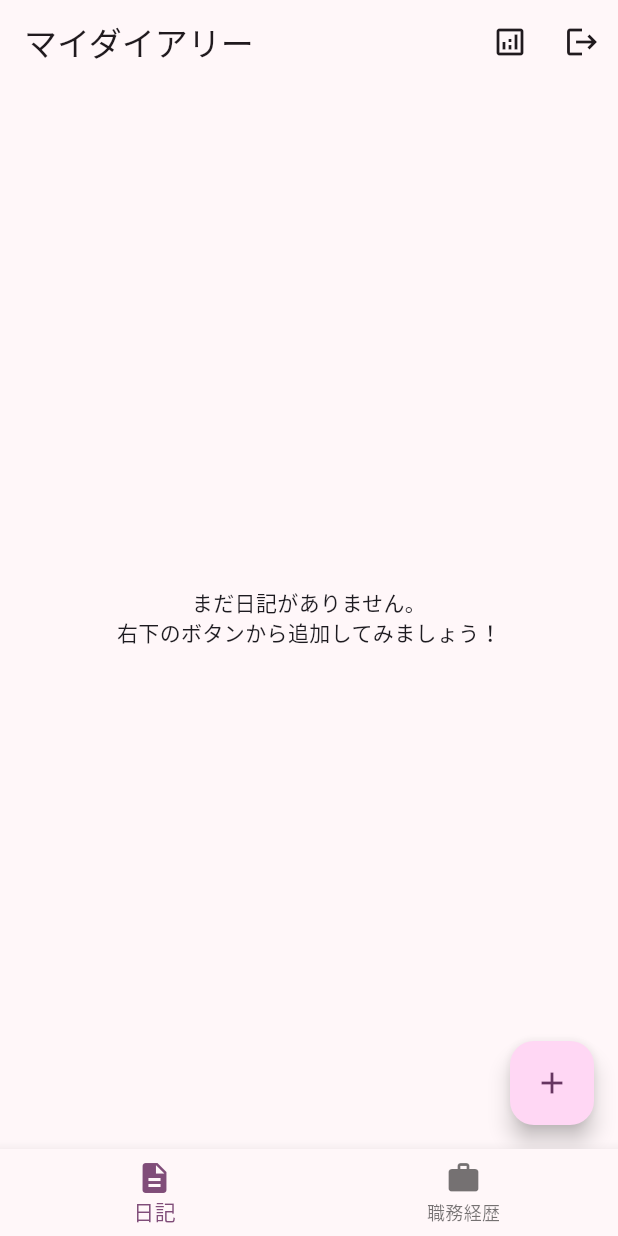
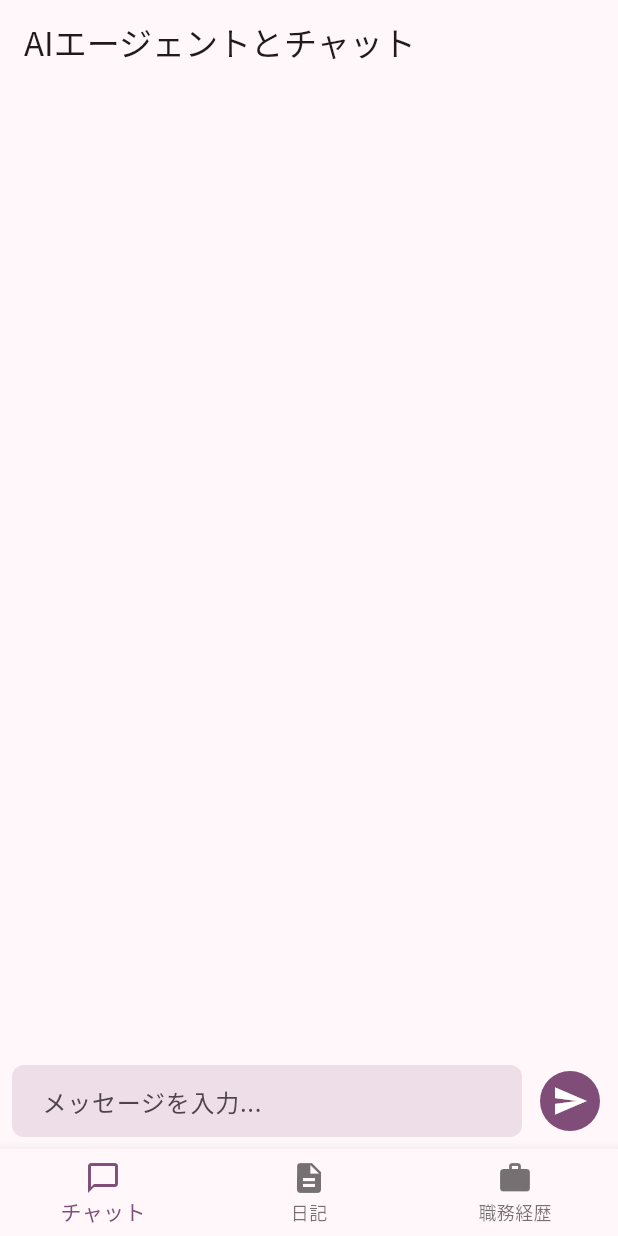
Before and after one commit to yaeok/career-agent-dev, a Flutter app: the screen it shows once a user with an empty profile is signed in, on a phone screen of 412 x 824 dp. Run offline on Flutter 3.47's test engine with Material 3 defaults, Android fonts, the phone set to English and light mode, and no system bars; our stand-ins replace cloud_firestore, firebase_auth, firebase_core, flutter_dotenv, flutter_markdown, flutter_riverpod and 3 more; accounts and stored records are empty.

Commit message:
チャット機能の追加

```diff
--- /dev/null
+++ b/lib/domain/model/chat_message.dart
@@ -0,0 +1,25 @@
+import 'package:cloud_firestore/cloud_firestore.dart';
+import 'package:freezed_annotation/freezed_annotation.dart';
+import 'package:your_career_app/domain/model/diary_entry.dart'; // TimestampConverterを再利用
+
+part 'chat_message.freezed.dart';
+part 'chat_message.g.dart';
+
+/// メッセージの送信者を定義
+enum SenderRole {
+  user, // ユーザー
+  agent, // AIエージェント
+}
+
+@freezed
+abstract class ChatMessage with _$ChatMessage {
+  const factory ChatMessage({
+    String? id,
+    required String text,
+    required SenderRole sender,
+    @TimestampConverter() required DateTime createdAt,
+  }) = _ChatMessage;
+
+  factory ChatMessage.fromJson(Map<String, dynamic> json) =>
+      _$ChatMessageFromJson(json);
+}
--- a/lib/domain/repository/analysis_repository.dart
+++ b/lib/domain/repository/analysis_repository.dart
@@ -1,6 +1,10 @@
+import 'package:your_career_app/domain/model/chat_message.dart';
 import 'package:your_career_app/domain/model/diary_entry.dart';
 
 abstract class AnalysisRepository {
   /// 日記のリストを受け取り、自己分析の結果を文字列として返す
-  Future<String> analyzeDiaries(List<DiaryEntry> diaries);
+  Future<String> analyzeDiariesAndChat(
+    List<DiaryEntry> diaries,
+    List<ChatMessage> messages,
+  );
 }
--- a/lib/infrastructure/repository/gemini_analysis_repository.dart
+++ b/lib/infrastructure/repository/gemini_analysis_repository.dart
@@ -1,5 +1,6 @@
 import 'dart:convert';
 import 'package:http/http.dart' as http;
+import 'package:your_career_app/domain/model/chat_message.dart';
 import 'package:your_career_app/domain/model/diary_entry.dart';
 import 'package:your_career_app/domain/repository/analysis_repository.dart';
 
@@ -12,12 +13,17 @@ class GeminiAnalysisRepository implements AnalysisRepository {
       'https://generativelanguage.googleapis.com/v1beta/models/$_model:generateContent';
 
   @override
-  Future<String> analyzeDiaries(List<DiaryEntry> diaries) async {
-    if (diaries.isEmpty) {
-      return '分析する日記がありません。';
+  Future<String> analyzeDiariesAndChat(
+    // メソッド名を変更
+    List<DiaryEntry> diaries,
+    List<ChatMessage> messages,
+  ) async {
+    if (diaries.isEmpty && messages.isEmpty) {
+      // 条件変更
+      return '分析する日記やチャットがありません。';
     }
 
-    final prompt = _createPrompt(diaries);
+    final prompt = _createAnalysisPrompt(diaries, messages); // 引数追加
 
     final response = await http.post(
       Uri.parse('$_apiEndpoint?key=$_apiKey'),
@@ -35,10 +41,8 @@ class GeminiAnalysisRepository implements AnalysisRepository {
 
     if (response.statusCode == 200) {
       final body = jsonDecode(response.body);
-      // Geminiからのレスポンス構造に合わせてテキストを抽出
       return body['candidates'][0]['content']['parts'][0]['text'];
     } else {
-      // エラーレスポンスの内容をログに出力するとデバッグに役立ちます
       print('Gemini API Error: ${response.body}');
       throw Exception(
         'Failed to get analysis from Gemini API. Status code: ${response.statusCode}',
@@ -46,8 +50,12 @@ class GeminiAnalysisRepository implements AnalysisRepository {
     }
   }
 
-  /// 日記のリストからGeminiに送るプロンプトを生成する
-  String _createPrompt(List<DiaryEntry> diaries) {
+  /// 日記とチャットのリストからGeminiに送るプロンプトを生成する
+  String _createAnalysisPrompt(
+    // メソッド名を変更
+    List<DiaryEntry> diaries,
+    List<ChatMessage> messages,
+  ) {
     final goodDiaries = diaries
         .where((d) => d.category == DiaryCategory.good)
         .map((d) => '- ${d.content}')
@@ -55,6 +63,13 @@ class GeminiAnalysisRepository implements AnalysisRepository {
     final badDiaries = diaries
         .where((d) => d.category == DiaryCategory.bad)
         .map((d) => '- ${d.content}')
+        .join('\n');
+    // チャット履歴をフォーマット
+    final chatHistory = messages
+        .reversed // 古い順に並び替え
+        .map(
+          (m) => '${m.sender == SenderRole.user ? 'あなた' : 'エージェント'}: ${m.text}',
+        )
         .join('\n');
 
     return '''
@@ -72,14 +87,17 @@ $goodDiaries
 ## 仕事で嫌だったこと
 $badDiaries
 
+# ユーザーとのチャット履歴
+$chatHistory
+
 # あなたへの依頼
-上記の日記の内容を総合的に分析し、以下のフォーマットで回答を生成してください。
+上記の日記とチャット履歴の内容を総合的に分析し、以下のフォーマットで回答を生成してください。
 
 ## 1. あなたの強み
-（仕事の成果や楽しいと感じたことから推測される、ユーザーの強みを箇条書きで3つ挙げてください）
+（仕事の成果や楽しいと感じたこと、チャットでの発言から推測される、ユーザーの強みを箇条書きで3つ挙げてください）
 
 ## 2. あなたの弱み・課題
-（仕事で嫌だったことから推測される、ユーザーの弱みや今後の課題を箇条書きで2つ挙げてください）
+（仕事で嫌だったこと、チャットでの発言から推測される、ユーザーの弱みや今後の課題を箇条書きで2つ挙げてください）
 
 ## 3. 強みを活かす自己PRのヒント
 （「1. あなたの強み」で挙げた内容を、具体的なエピソードを交えながらアピールするための例文やアドバイスを提供してください）
--- /dev/null
+++ b/lib/presentation/page/chat_page.dart
@@ -0,0 +1,144 @@
+import 'package:flutter/material.dart';
+import 'package:flutter_riverpod/flutter_riverpod.dart';
+import 'package:your_career_app/domain/model/chat_message.dart';
+import 'package:your_career_app/presentation/provider/chat_provider.dart';
+
+class ChatPage extends ConsumerStatefulWidget {
+  const ChatPage({super.key});
+
+  @override
+  ConsumerState<ChatPage> createState() => _ChatPageState();
+}
+
+class _ChatPageState extends ConsumerState<ChatPage> {
+  final _controller = TextEditingController();
+  final _scrollController = ScrollController();
+  bool _isLoading = false;
+
+  @override
+  void dispose() {
+    _controller.dispose();
+    _scrollController.dispose();
+    super.dispose();
+  }
+
+  Future<void> _sendMessage() async {
+    if (_controller.text.isEmpty) return;
+    setState(() => _isLoading = true);
+    final text = _controller.text;
+    _controller.clear();
+
+    try {
+      await ref.read(chatUsecaseProvider).sendMessage(text);
+      _scrollController.animateTo(
+        0,
+        duration: const Duration(milliseconds: 300),
+        curve: Curves.easeOut,
+      );
+    } catch (e) {
+      if (mounted) {
+        ScaffoldMessenger.of(
+          context,
+        ).showSnackBar(SnackBar(content: Text('送信に失敗しました: $e')));
+      }
+    } finally {
+      if (mounted) setState(() => _isLoading = false);
+    }
+  }
+
+  @override
+  Widget build(BuildContext context) {
+    final messagesState = ref.watch(chatMessagesProvider);
+    final theme = Theme.of(context);
+
+    return Scaffold(
+      appBar: AppBar(title: const Text('AIエージェントとチャット')),
+      body: Column(
+        children: [
+          Expanded(
+            child: messagesState.when(
+              data:
+                  (messages) => ListView.builder(
+                    controller: _scrollController,
+                    reverse: true,
+                    padding: const EdgeInsets.all(8.0),
+                    itemCount: messages.length,
+                    itemBuilder: (context, index) {
+                      final message = messages[index];
+                      final isUser = message.sender == SenderRole.user;
+                      return _buildMessageBubble(context, message, isUser);
+                    },
+                  ),
+              loading: () => const Center(child: CircularProgressIndicator()),
+              error: (err, stack) => Center(child: Text('エラー: $err')),
+            ),
+          ),
+          _buildTextInput(context),
+        ],
+      ),
+    );
+  }
+
+  Widget _buildMessageBubble(
+    BuildContext context,
+    ChatMessage message,
+    bool isUser,
+  ) {
+    final theme = Theme.of(context);
+    return Align(
+      alignment: isUser ? Alignment.centerRight : Alignment.centerLeft,
+      child: Container(
+        margin: const EdgeInsets.symmetric(vertical: 4, horizontal: 8),
+        padding: const EdgeInsets.symmetric(vertical: 10, horizontal: 14),
+        decoration: BoxDecoration(
+          color:
+              isUser
+                  ? theme.colorScheme.primary
+                  : theme.colorScheme.surfaceVariant,
+          borderRadius: BorderRadius.circular(16),
+        ),
+        child: Text(
+          message.text,
+          style: TextStyle(
+            color:
+                isUser
+                    ? theme.colorScheme.onPrimary
+                    : theme.colorScheme.onSurfaceVariant,
+          ),
+        ),
+      ),
+    );
+  }
+
+  Widget _buildTextInput(BuildContext context) {
+    final theme = Theme.of(context);
+    return Padding(
+      padding: const EdgeInsets.all(8.0),
+      child: Row(
+        children: [
+          Expanded(
+            child: TextField(
+              controller: _controller,
+              decoration: InputDecoration(
+                hintText: 'メッセージを入力...',
+                fillColor: theme.colorScheme.surfaceVariant,
+              ),
+              onSubmitted: (_) => _sendMessage(),
+            ),
+          ),
+          const SizedBox(width: 8),
+          _isLoading
+              ? const CircularProgressIndicator()
+              : IconButton(
+                icon: const Icon(Icons.send),
+                onPressed: _sendMessage,
+                style: IconButton.styleFrom(
+                  backgroundColor: theme.colorScheme.primary,
+                  foregroundColor: theme.colorScheme.onPrimary,
+                ),
+              ),
+        ],
+      ),
+    );
+  }
+}
--- a/lib/presentation/page/main_shell_page.dart
+++ b/lib/presentation/page/main_shell_page.dart
@@ -18,6 +18,11 @@ class MainShellPage extends StatelessWidget {
           );
         },
         items: const [
+          // 表示順を「チャット」「日記」「職務経歴」に変更
+          BottomNavigationBarItem(
+            icon: Icon(Icons.chat_bubble_outline),
+            label: 'チャット',
+          ),
           BottomNavigationBarItem(icon: Icon(Icons.description), label: '日記'),
           BottomNavigationBarItem(icon: Icon(Icons.work), label: '職務経歴'),
         ],
--- a/lib/presentation/provider/analysis_provider.dart
+++ b/lib/presentation/provider/analysis_provider.dart
@@ -1,5 +1,6 @@
 import 'package:flutter_riverpod/flutter_riverpod.dart';
 import 'package:your_career_app/application/usecase/analysis_usecase.dart';
+import 'package:your_career_app/presentation/provider/chat_provider.dart';
 import 'repository_provider.dart';
 
 /// AnalysisUsecaseを提供するProvider
@@ -8,11 +9,13 @@ final analysisUsecaseProvider = Provider<AnalysisUsecase>((ref) {
   final diaryRepository = ref.watch(diaryRepositoryProvider);
   final analysisRepository = ref.watch(analysisRepositoryProvider);
   final analysisResultRepository = ref.watch(analysisResultRepositoryProvider);
+  final chatRepository = ref.watch(chatRepositoryProvider);
   return AnalysisUsecase(
     authRepository,
     diaryRepository,
     analysisRepository,
     analysisResultRepository,
+    chatRepository,
   );
 });
 
--- /dev/null
+++ b/lib/presentation/provider/chat_provider.dart
@@ -0,0 +1,29 @@
+import 'package:flutter_dotenv/flutter_dotenv.dart';
+import 'package:flutter_riverpod/flutter_riverpod.dart';
+import 'package:your_career_app/application/usecase/chat_usecase.dart';
+import 'package:your_career_app/domain/model/chat_message.dart';
+import 'package:your_career_app/domain/repository/chat_repository.dart';
+import 'package:your_career_app/infrastructure/repository/firestore_chat_repository.dart';
+import 'package:your_career_app/presentation/provider/auth_provider.dart';
+import 'package:your_career_app/presentation/provider/repository_provider.dart';
+
+final chatRepositoryProvider = Provider<ChatRepository>((ref) {
+  final firestore = ref.watch(firestoreProvider);
+  final apiKey = dotenv.env['GEMINI_API_KEY'];
+  if (apiKey == null) throw Exception('GEMINI_API_KEY not found');
+  return FirestoreChatRepository(firestore, apiKey);
+});
+
+final chatUsecaseProvider = Provider<ChatUsecase>((ref) {
+  final authRepo = ref.watch(authRepositoryProvider);
+  final chatRepo = ref.watch(chatRepositoryProvider);
+  return ChatUsecase(authRepo, chatRepo);
+});
+
+final chatMessagesProvider = StreamProvider.autoDispose<List<ChatMessage>>((
+  ref,
+) {
+  // authStateを監視して、ログアウト時などに自動で再生成されるようにする
+  ref.watch(authStateProvider);
+  return ref.watch(chatUsecaseProvider).watchChatMessages();
+});
--- a/lib/presentation/provider/router_provider.dart
+++ b/lib/presentation/provider/router_provider.dart
@@ -5,6 +5,7 @@ import 'package:flutter_riverpod/flutter_riverpod.dart';
 import 'package:your_career_app/domain/model/diary_entry.dart';
 import 'package:your_career_app/domain/model/project_experience.dart';
 import 'package:your_career_app/presentation/page/analysis_page.dart';
+import 'package:your_career_app/presentation/page/chat_page.dart'; // importされていることを確認
 import 'package:your_career_app/presentation/page/home_page.dart';
 import 'package:your_career_app/presentation/page/login_page.dart';
 import 'package:your_career_app/presentation/page/main_shell_page.dart';
@@ -22,7 +23,7 @@ final routerProvider = Provider<GoRouter>((ref) {
 
   return GoRouter(
     navigatorKey: _rootNavigatorKey,
-    initialLocation: '/',
+    initialLocation: '/chat', // 初期表示をチャット画面に変更
     routes: [
       // タブを持つメインの画面
       StatefulShellRoute.indexedStack(
@@ -30,13 +31,22 @@ final routerProvider = Provider<GoRouter>((ref) {
           return MainShellPage(navigationShell: navigationShell);
         },
         branches: [
-          // 1つ目のタブ: 日記
+          // 1つ目のタブ: チャット (順番を一番上に変更)
+          StatefulShellBranch(
+            routes: [
+              GoRoute(
+                path: '/chat',
+                builder: (context, state) => const ChatPage(),
+              ),
+            ],
+          ),
+          // 2つ目のタブ: 日記
           StatefulShellBranch(
             routes: [
               GoRoute(path: '/', builder: (context, state) => const HomePage()),
             ],
           ),
-          // 2つ目のタブ: 職務経歴
+          // 3つ目のタブ: 職務経歴
           StatefulShellBranch(
             routes: [
               GoRoute(
@@ -47,35 +57,30 @@ final routerProvider = Provider<GoRouter>((ref) {
           ),
         ],
       ),
-      // ログイン画面
+      // ... 以降の画面定義は変更なし
       GoRoute(path: '/login', builder: (context, state) => const LoginPage()),
-      // 新規登録画面
       GoRoute(path: '/signup', builder: (context, state) => const SignUpPage()),
-      // 日記作成・編集画面
       GoRoute(
         path: '/upsert-diary',
-        parentNavigatorKey: _rootNavigatorKey, // タブバーの上に表示
+        parentNavigatorKey: _rootNavigatorKey,
         builder: (context, state) {
           final diary = state.extra as DiaryEntry?;
           return UpsertDiaryPage(diary: diary);
         },
       ),
-      // 職務経歴作成・編集画面
       GoRoute(
         path: '/upsert-project',
-        parentNavigatorKey: _rootNavigatorKey, // タブバーの上に表示
+        parentNavigatorKey: _rootNavigatorKey,
         builder: (context, state) {
           final experience = state.extra as ProjectExperience?;
           return UpsertProjectPage(experience: experience);
         },
       ),
-      // 自己分析画面
       GoRoute(
         path: '/analysis',
-        parentNavigatorKey: _rootNavigatorKey, // タブバーの上に表示
+        parentNavigatorKey: _rootNavigatorKey,
         builder: (context, state) => const AnalysisPage(),
       ),
-      // 職務経歴プレビュー画面
       GoRoute(
         path: '/resume-preview',
         parentNavigatorKey: _rootNavigatorKey,
@@ -88,8 +93,13 @@ final routerProvider = Provider<GoRouter>((ref) {
           state.uri.toString() == '/login' || state.uri.toString() == '/signup';
 
       if (authState.isLoading || authState.hasError) return null;
+
+      // ログインしていない、かつログインページ/新規登録ページ以外にアクセスしようとした場合
       if (!loggedIn && !loggingIn) return '/login';
-      if (loggedIn && loggingIn) return '/';
+
+      // ログイン済み、かつログインページ/新規登録ページにアクセスしようとした場合
+      // 初期画面であるチャット画面にリダイレクトする
+      if (loggedIn && loggingIn) return '/chat';
 
       return null;
     },
```
Also changed, not shown: lib/application/usecase/analysis_usecase.dart (+13 -7 lines), lib/application/usecase/chat_usecase.dart (added, +40 -0 lines), lib/domain/repository/chat_repository.dart (added, +12 -0 lines), lib/infrastructure/repository/firestore_chat_repository.dart (added, +92 -0 lines), lib/domain/model/chat_message.freezed.dart (added), lib/domain/model/chat_message.g.dart (added).
